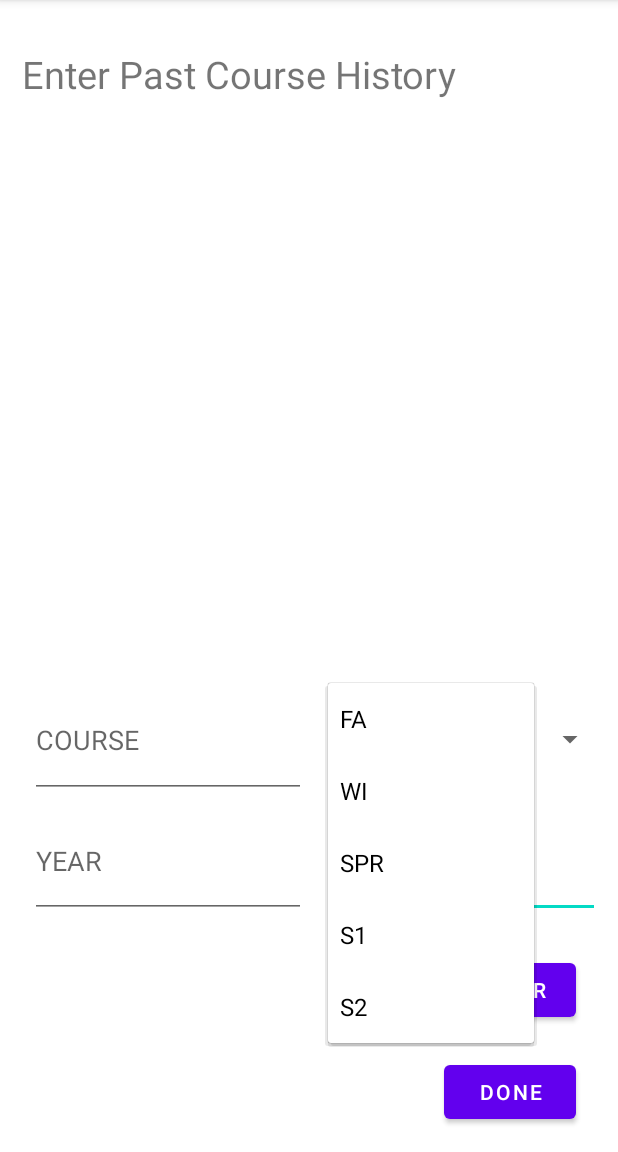
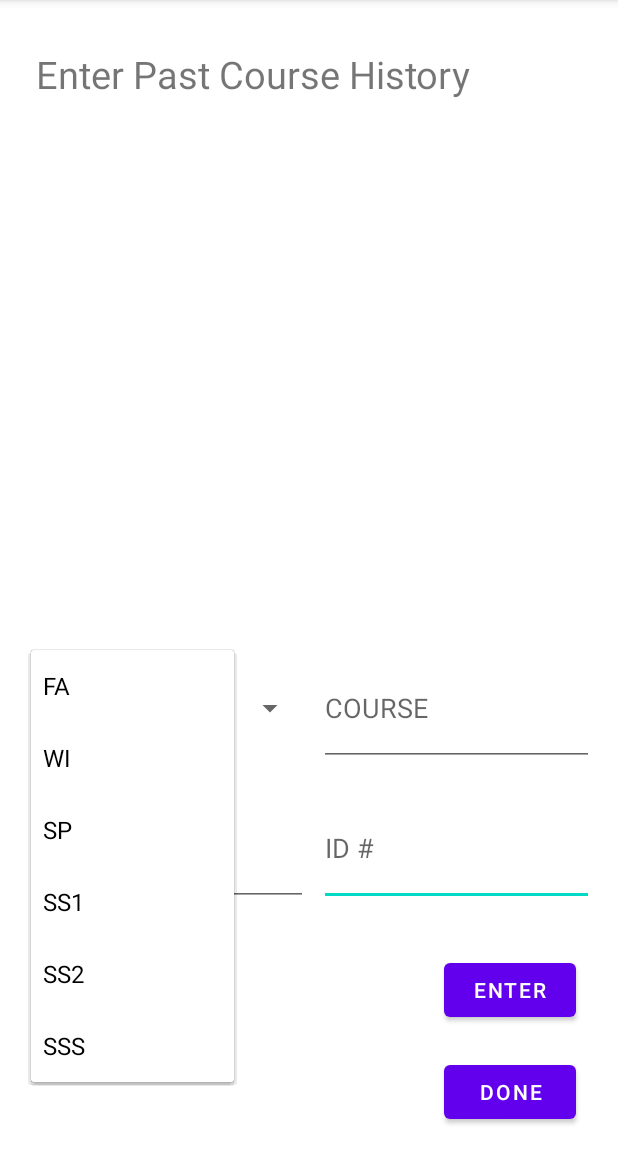
Before and after one commit to aybanerj/Birds-of-a-Feather, an Android app: the UserClass screen opened directly, with no data from a screen before it, after a tap on "FA", on a phone screen of 412 x 824 dp, the part 84-1236 px from its top. Run offline under Robolectric (Android 15) with nearby library versions, the phone set to English and light mode, and no system bars.

Commit message:
UI changes

```diff
--- a/app/src/main/java/com/benlau/bofteam1/UserClass.java
+++ b/app/src/main/java/com/benlau/bofteam1/UserClass.java
@@ -21,7 +21,7 @@ public class UserClass extends AppCompatActivity {
 
         Spinner quarter = findViewById(R.id.quarter);
         ArrayAdapter<String> adapter = new ArrayAdapter<>(this, android.R.layout.simple_spinner_dropdown_item,
-                new String[]{"FA", "WI", "SPR", "S1", "S2"});
+                new String[]{"FA", "WI", "SP", "SS1", "SS2", "SSS"});
         quarter.setPrompt("QUARTER");
         quarter.setAdapter(adapter);
 
--- a/app/src/main/java/com/benlau/bofteam1/Course.java
+++ b/app/src/main/java/com/benlau/bofteam1/db/Course.java
@@ -1,4 +1,4 @@
-package com.benlau.bofteam1;
+package com.benlau.bofteam1.db;
 
 public class Course {
     public String year;
--- a/app/src/main/res/layout/activity_user_class.xml
+++ b/app/src/main/res/layout/activity_user_class.xml
@@ -8,8 +8,8 @@
 
     <TextView
         android:id="@+id/textView"
-        android:layout_width="381dp"
-        android:layout_height="77dp"
+        android:layout_width="372dp"
+        android:layout_height="70dp"
         android:layout_marginTop="32dp"
         android:layout_marginEnd="16dp"
         android:text="@string/past"
@@ -21,39 +21,38 @@
         android:id="@+id/courseID"
         android:layout_width="183dp"
         android:layout_height="77dp"
-        android:layout_marginTop="80dp"
-        android:layout_marginEnd="12dp"
+        android:layout_marginEnd="16dp"
+        android:layout_marginBottom="32dp"
         android:ems="10"
         android:hint="ID #"
         android:inputType="textPersonName"
-        app:layout_constraintEnd_toEndOf="parent"
-        app:layout_constraintHorizontal_bias="1.0"
-        app:layout_constraintStart_toStartOf="@+id/enterClass"
-        app:layout_constraintTop_toTopOf="@+id/course" />
+        app:layout_constraintBottom_toTopOf="@+id/enterClass"
+        app:layout_constraintEnd_toEndOf="parent" />
 
     <Spinner
         android:id="@+id/quarter"
-        android:layout_width="185dp"
-        android:layout_height="75dp"
-        android:layout_marginEnd="8dp"
-        android:layout_marginBottom="4dp"
+        android:layout_width="183dp"
+        android:layout_height="77dp"
+        android:layout_marginBottom="16dp"
         android:contentDescription="QUARTER"
         android:spinnerMode="dropdown"
-        app:layout_constraintBottom_toTopOf="@+id/courseID"
-        app:layout_constraintEnd_toEndOf="parent" />
+        app:layout_constraintBottom_toTopOf="@+id/year"
+        app:layout_constraintEnd_toStartOf="@+id/course"
+        app:layout_constraintHorizontal_bias="0.696"
+        app:layout_constraintStart_toStartOf="parent" />
 
     <EditText
         android:id="@+id/year"
-        android:layout_width="184dp"
-        android:layout_height="76dp"
+        android:layout_width="183dp"
+        android:layout_height="77dp"
         android:layout_marginStart="20dp"
-        android:layout_marginBottom="24dp"
+        android:layout_marginBottom="32dp"
         android:ems="10"
         android:hint="YEAR"
         android:inputType="number"
         app:layout_constraintBottom_toTopOf="@+id/enterClass"
         app:layout_constraintEnd_toStartOf="@+id/courseID"
-        app:layout_constraintHorizontal_bias="0.0"
+        app:layout_constraintHorizontal_bias="0.23"
         app:layout_constraintStart_toStartOf="parent" />
 
     <Button
@@ -68,17 +67,15 @@
 
     <EditText
         android:id="@+id/course"
-        android:layout_width="184dp"
+        android:layout_width="183dp"
         android:layout_height="77dp"
-        android:layout_marginStart="20dp"
-        android:layout_marginBottom="4dp"
+        android:layout_marginEnd="16dp"
+        android:layout_marginBottom="16dp"
         android:ems="10"
         android:hint="COURSE"
         android:inputType="textPersonName"
-        app:layout_constraintBottom_toTopOf="@+id/year"
-        app:layout_constraintEnd_toStartOf="@+id/quarter"
-        app:layout_constraintHorizontal_bias="0.0"
-        app:layout_constraintStart_toStartOf="parent" />
+        app:layout_constraintBottom_toTopOf="@+id/courseID"
+        app:layout_constraintEnd_toEndOf="parent" />
 
     <Button
         android:id="@+id/DoneClass"
@@ -91,4 +88,16 @@
         app:layout_constraintBottom_toBottomOf="parent"
         app:layout_constraintEnd_toEndOf="parent" />
 
+    <androidx.recyclerview.widget.RecyclerView
+        android:layout_width="372dp"
+        android:layout_height="278dp"
+        android:layout_marginTop="12dp"
+        android:outlineProvider="background"
+        app:layout_constraintBottom_toTopOf="@+id/course"
+        app:layout_constraintEnd_toEndOf="parent"
+        app:layout_constraintHorizontal_bias="0.589"
+        app:layout_constraintStart_toStartOf="parent"
+        app:layout_constraintTop_toBottomOf="@+id/textView"
+        app:layout_constraintVertical_bias="0.0" />
+
 </androidx.constraintlayout.widget.ConstraintLayout>
```
